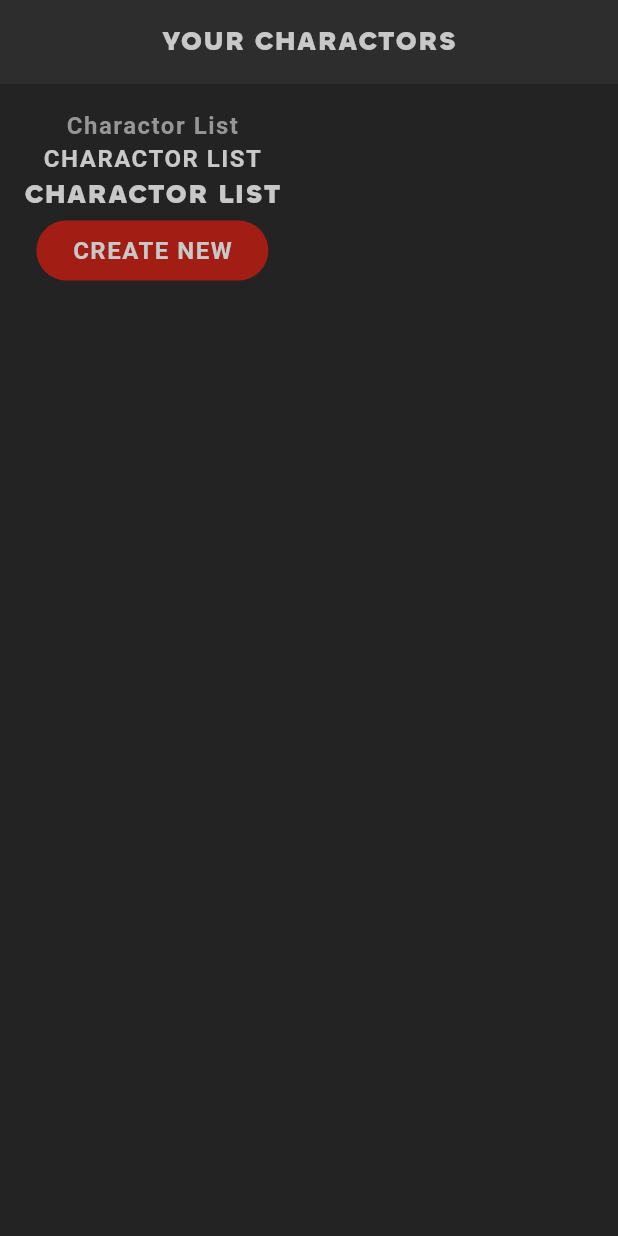
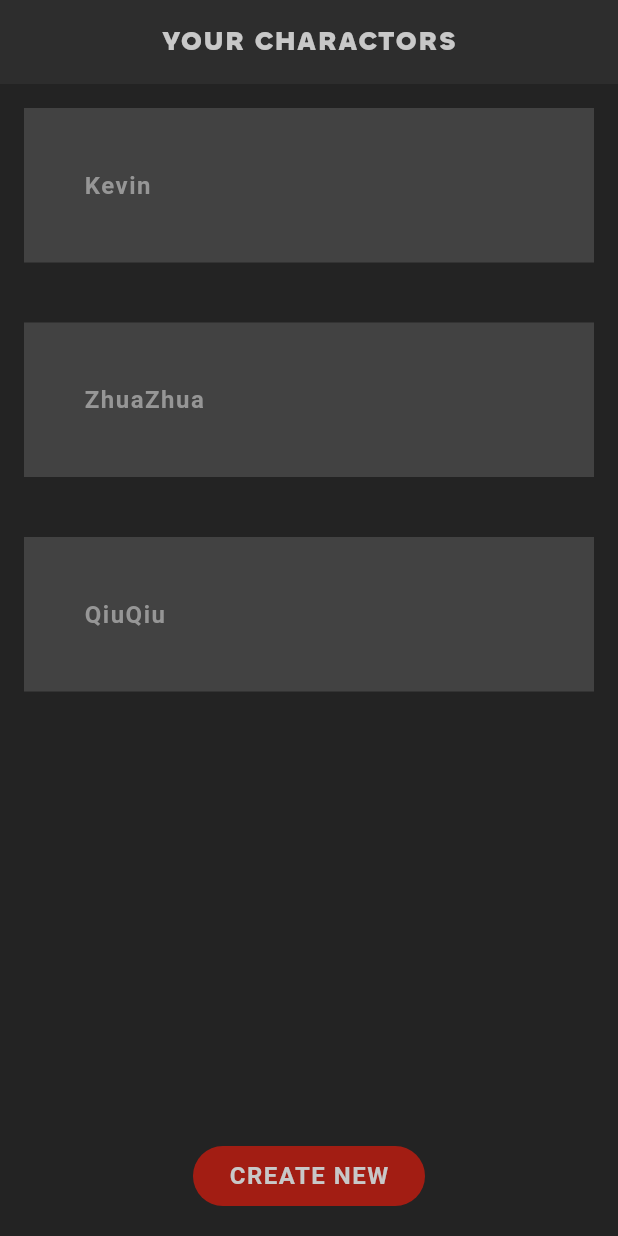
Before and after one commit to kma14/Flutter01, a Flutter app: the screen it shows after launch, on a phone screen of 412 x 824 dp. Run offline on Flutter 3.47's test engine with Material 3 defaults, Android fonts, the phone set to English and light mode, and no system bars; our stand-ins replace google_fonts; Roboto replaces fonts that are missing (Kanit).

```diff
--- a/lib/screens/home/home.dart
+++ b/lib/screens/home/home.dart
@@ -9,6 +9,8 @@ class Home extends StatefulWidget {
 }
 
 class _HomeState extends State<Home> {
+  List characters = ["Kevin","ZhuaZhua","QiuQiu"];
+
   @override
   Widget build(BuildContext context) {
     return Scaffold(
@@ -17,9 +19,19 @@ class _HomeState extends State<Home> {
         padding: const EdgeInsets.all(16),
         child: Column(
           children: [
-            StyledText('Charactor List'),
-            StyledHeading('Charactor List'),
-            StyledTitle('Charactor List'),
+            Expanded(
+              child: ListView.builder(
+                itemCount: characters.length,
+                itemBuilder:(_,index){
+                  return Container(
+                    color: Colors.grey[800],
+                    padding: const EdgeInsets.all(40),
+                    margin:const EdgeInsets.only(bottom: 40),
+                    child:Text(characters[index])
+                  );
+                }
+              ),
+            ),
             FilledButton(onPressed: (){}, child: StyledHeading('Create New'))
           ],
         ),
```
